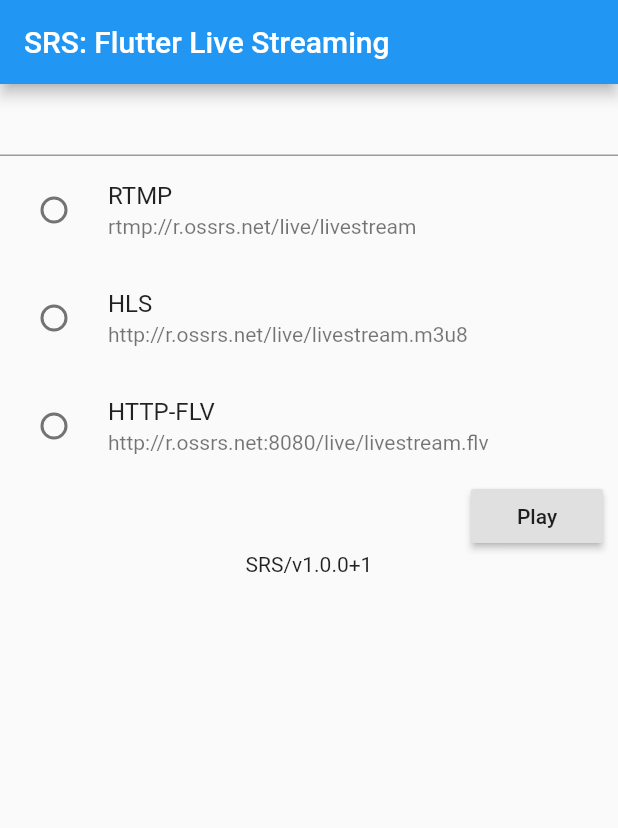
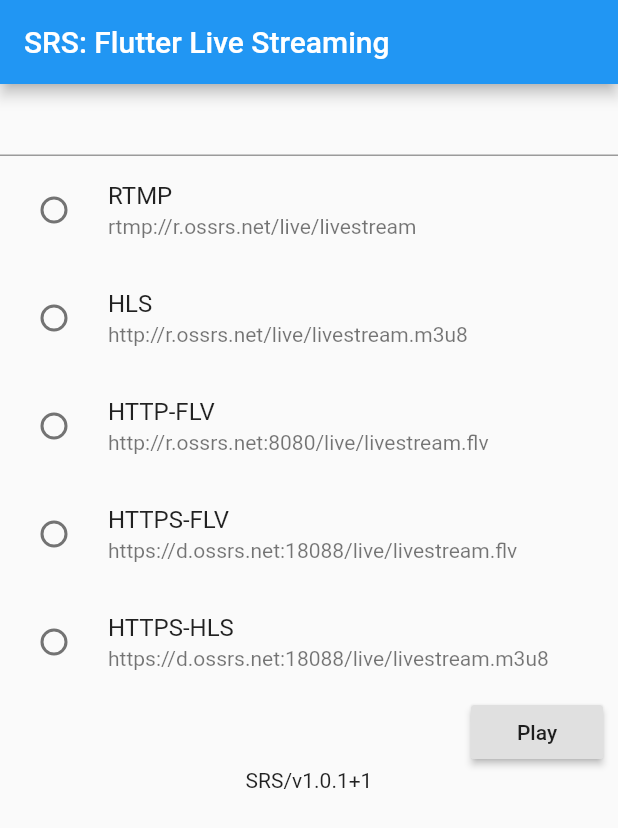
Before and after one commit to ossrs/flutter_live, a Flutter app: the screen it shows after launch, on a phone screen of 412 x 824 dp. Shown: the top 828 px of the screen. Run offline on Flutter 3.47's test engine with Material 2 defaults, Android fonts, the phone set to English and light mode, and no system bars; our stand-ins replace package_info; missing offline and left inert: fijkplayer.

Commit message:
Release 1.0.7, for HTTPS-FLV and HLS

```diff
--- a/example/lib/main.dart
+++ b/example/lib/main.dart
@@ -106,6 +106,30 @@ class _HomeState extends State<Home> {
               });
             },
           ),
+          RadioListTile(
+            title: Text('HTTPS-FLV'),
+            subtitle: Text(FlutterLive.flvs),
+            value: FlutterLive.flvs,
+            selected: _controller.text == FlutterLive.flvs,
+            groupValue: _controller.text,
+            onChanged: (v) {
+              setState(() {
+                updateUrls(v);
+              });
+            },
+          ),
+          RadioListTile(
+            title: Text('HTTPS-HLS'),
+            subtitle: Text(FlutterLive.hlss),
+            value: FlutterLive.hlss,
+            selected: _controller.text == FlutterLive.hlss,
+            groupValue: _controller.text,
+            onChanged: (v) {
+              setState(() {
+                updateUrls(v);
+              });
+            },
+          ),
           Row(
             mainAxisAlignment: MainAxisAlignment.end,
             children: [
--- a/example/pubspec.yaml
+++ b/example/pubspec.yaml
@@ -1,6 +1,6 @@
 name: flutter_live_example
 description: Demonstrates how to use the flutter_live plugin.
-version: 1.0.0+1
+version: 1.0.1+1
 
 # The following line prevents the package from being accidentally published to
 # pub.dev using `pub publish`. This is preferred for private packages.
--- a/lib/flutter_live.dart
+++ b/lib/flutter_live.dart
@@ -16,4 +16,6 @@ class FlutterLive {
   static const String rtmp = 'rtmp://r.ossrs.net/live/livestream';
   static const String hls = 'http://r.ossrs.net/live/livestream.m3u8';
   static const String flv = 'http://r.ossrs.net:8080/live/livestream.flv';
+  static const String flvs = 'https://d.ossrs.net:18088/live/livestream.flv';
+  static const String hlss = 'https://d.ossrs.net:18088/live/livestream.m3u8';
 }
--- a/pubspec.yaml
+++ b/pubspec.yaml
@@ -1,5 +1,5 @@
 name: flutter_live
-version: 1.0.6
+version: 1.0.7
 description: Live streaming player, iOS+Android, RTMP/HTTP-FLV/HLS/WebRTC, by Flutter+SRS.
 homepage: https://github.com/ossrs/flutter_live
 
```
Also changed, not shown: 1 other file.
